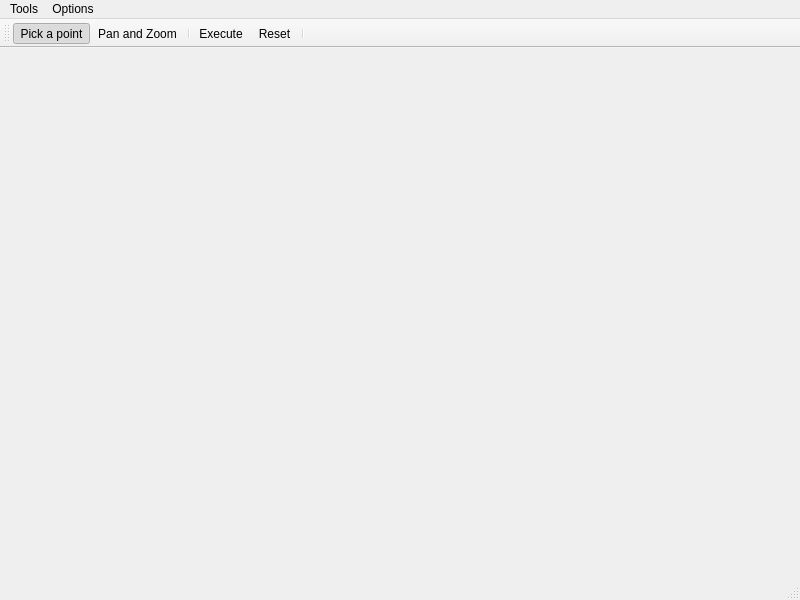
Old version of the form OptimaPlotter/optimaplotter.ui in the repository WooodHead/OptimaPlotter.
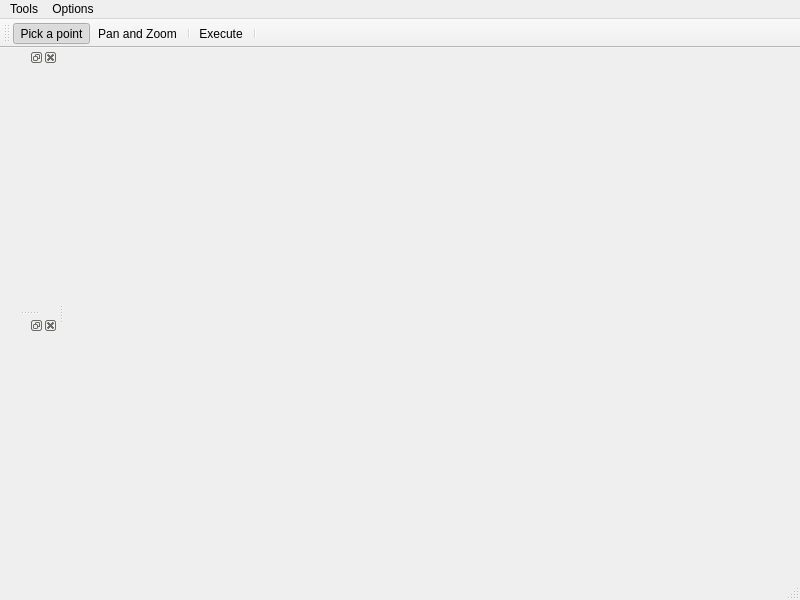
New version of the form.

Commit message: Implemented marker and knot explorers.

```diff
--- a/OptimaPlotter/optimaplotter.ui
+++ b/OptimaPlotter/optimaplotter.ui
@@ -68,10 +68,21 @@
    <addaction name="actionPan"/>
    <addaction name="separator"/>
    <addaction name="actionExecute"/>
-   <addaction name="actionReset"/>
    <addaction name="separator"/>
   </widget>
   <widget class="QStatusBar" name="statusBar"/>
+  <widget class="QDockWidget" name="markerDockWidget">
+   <attribute name="dockWidgetArea">
+    <number>1</number>
+   </attribute>
+   <widget class="QWidget" name="dockWidgetContents"/>
+  </widget>
+  <widget class="QDockWidget" name="knotDockWidget">
+   <attribute name="dockWidgetArea">
+    <number>1</number>
+   </attribute>
+   <widget class="QWidget" name="dockWidgetContents_2"/>
+  </widget>
   <action name="actionPick">
    <property name="checkable">
     <bool>true</bool>
@@ -105,14 +116,6 @@
     <string>Execute</string>
    </property>
   </action>
-  <action name="actionReset">
-   <property name="text">
-    <string>Reset</string>
-   </property>
-   <property name="toolTip">
-    <string>Reset</string>
-   </property>
-  </action>
   <action name="actionSettings">
    <property name="text">
     <string>Settings</string>
```
Left out of the diff: 1 changed line with no effect on the pictures. The commit also changes 24 other files.
